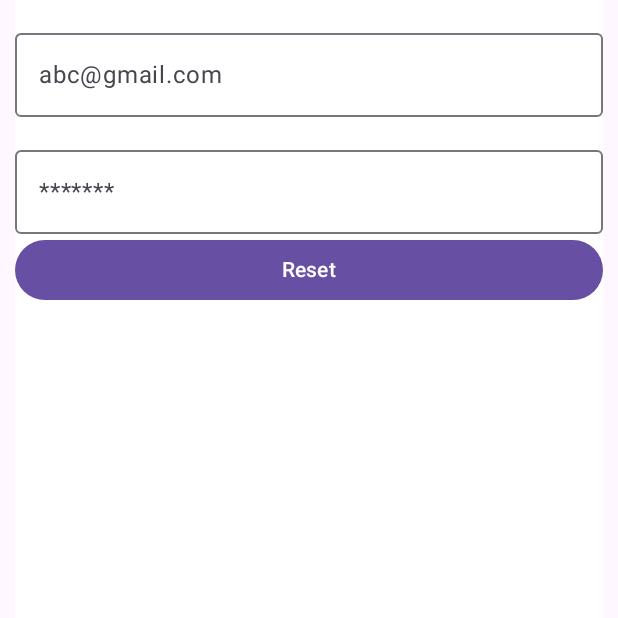
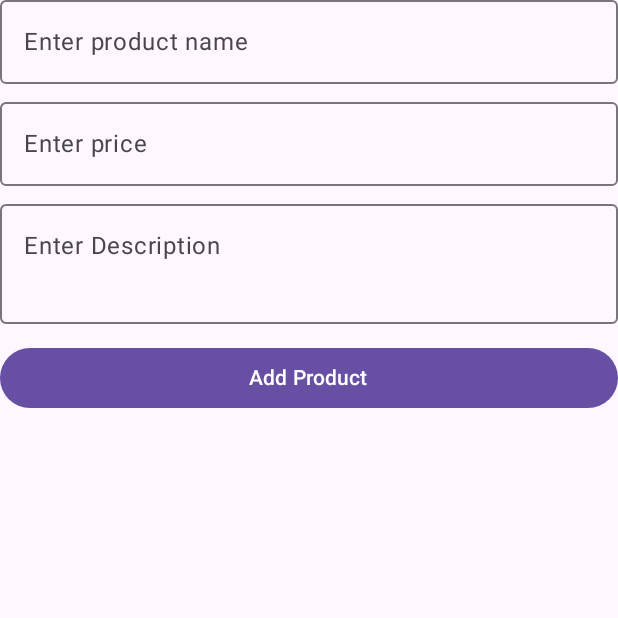
Before and after one commit to DRAXX69/kotlinindividual, an Android app built with Jetpack Compose: the screen it shows after launch (ForgetPasswordActivity before the commit, AddProductActivity after it), on a phone screen of 412 x 824 dp, the top half of it. Run offline under Robolectric (Android 15) with nearby library versions, the phone set to English and light mode, and no system bars.

Commit message:
Repo and viewModel

```diff
--- /dev/null
+++ b/app/src/main/java/com/example/hypercars/AddProductActivity.kt
@@ -0,0 +1,101 @@
+package com.example.hypercars
+
+import android.os.Bundle
+import androidx.activity.ComponentActivity
+import androidx.activity.compose.setContent
+import androidx.activity.enableEdgeToEdge
+import androidx.compose.foundation.layout.Spacer
+import androidx.compose.foundation.layout.fillMaxSize
+import androidx.compose.foundation.layout.fillMaxWidth
+import androidx.compose.foundation.layout.height
+import androidx.compose.foundation.layout.padding
+import androidx.compose.foundation.lazy.LazyColumn
+import androidx.compose.material3.Button
+import androidx.compose.material3.OutlinedTextField
+import androidx.compose.material3.Scaffold
+import androidx.compose.material3.Text
+import androidx.compose.runtime.Composable
+import androidx.compose.runtime.getValue
+import androidx.compose.runtime.setValue
+import androidx.compose.runtime.mutableStateOf
+import androidx.compose.runtime.remember
+import androidx.compose.ui.Modifier
+import androidx.compose.ui.tooling.preview.Preview
+import androidx.compose.ui.unit.dp
+
+class AddProductActivity : ComponentActivity() {
+    override fun onCreate(savedInstanceState: Bundle?) {
+        super.onCreate(savedInstanceState)
+        enableEdgeToEdge()
+        setContent {
+            AddProductBody()
+        }
+    }
+}
+
+@Composable
+fun AddProductBody() {
+    var pName by remember { mutableStateOf("") }
+    var pPrice by remember { mutableStateOf("") }
+    var pDesc by remember { mutableStateOf("") }
+
+    Scaffold { innerPadding ->
+        LazyColumn(
+            modifier = Modifier
+                .fillMaxSize()
+                .padding(innerPadding)
+        ) {
+            item {
+                OutlinedTextField(
+                    value = pName,
+                    onValueChange = {
+                        pName = it
+                    },
+                    placeholder = {
+                        Text("Enter product name")
+                    },
+                    modifier = Modifier.fillMaxWidth()
+                )
+                Spacer(modifier = Modifier.height(12.dp))
+                OutlinedTextField(
+                    value = pPrice,
+                    onValueChange = {
+                        pPrice = it
+                    },
+                    placeholder = {
+                        Text("Enter price")
+                    },
+                    modifier = Modifier.fillMaxWidth()
+                )
+
+                Spacer(modifier = Modifier.height(12.dp))
+                OutlinedTextField(
+                    value = pDesc,
+                    onValueChange = {
+                        pDesc = it
+                    },
+                    placeholder = {
+                        Text("Enter Description")
+                    },
+                    minLines = 3,
+                    modifier = Modifier.fillMaxWidth()
+                )
+
+                Spacer(modifier = Modifier.height(12.dp))
+                Button(
+                    onClick = {},
+                    modifier = Modifier.fillMaxWidth()
+                ) {
+                    Text("Add Product")
+                }
+            }
+        }
+
+    }
+}
+
+@Preview
+@Composable
+fun previewAddProductBody() {
+    AddProductBody()
+}
--- a/app/src/main/java/com/example/hypercars/RegistrationActivity.kt
+++ b/app/src/main/java/com/example/hypercars/RegistrationActivity.kt
@@ -72,7 +72,7 @@ class RegistrationActivity : ComponentActivity() {
 fun RegBody(innerPaddingValues: PaddingValues) {
 
     val repo = remember { UserRepositoryImpl() }
-    val UserViewModel = remember { UserViewModel(repo) }
+    val userViewModel = remember { UserViewModel(repo) }
 
     val context = LocalContext.current
     val activity = context as? Activity
@@ -194,7 +194,7 @@ fun RegBody(innerPaddingValues: PaddingValues) {
         Spacer(modifier = Modifier.height(20.dp))
 
         Button(onClick = {
-            UserViewModel.register(email,password){
+            userViewModel.register(email,password){
                 success,message,userId ->
                 if (success){
                     var userModel = UserModel(
@@ -203,7 +203,7 @@ fun RegBody(innerPaddingValues: PaddingValues) {
                         "Male",
                          selectedOptionText
                     )
-                    UserViewModel.addUserToDatabase (userId,userModel){
+                    userViewModel.addUserToDatabase (userId,userModel){
                         success, message ->
                         if (success){
                             Toast.makeText(context,message, Toast.LENGTH_LONG).show()
--- a/app/src/main/res/values/strings.xml
+++ b/app/src/main/res/values/strings.xml
@@ -6,4 +6,7 @@
     <string name="title_activity_login">LoginActivity</string>
     <string name="title_activity_registration">RegistrationActivity</string>
     <string name="title_activity_forget_password">ForgetPasswordActivity</string>
+    <string name="title_activity_dashboard">DashboardActivity</string>
+    <string name="title_activity_product_model">ProductModel</string>
+    <string name="title_activity_add_product">AddProductActivity</string>
 </resources>
```
Also changed, not shown: app/src/main/AndroidManifest.xml (+33 -0 lines), app/src/main/java/com/example/hypercars/DashboardActivity.kt (added, +58 -0 lines), app/src/main/java/com/example/hypercars/model/ProductModel.kt (added, +10 -0 lines), app/src/main/java/com/example/hypercars/repository/ProductRepository.kt (+38 -0 lines), app/src/main/java/com/example/hypercars/repository/ProductRepositoryImpl.kt (added, +99 -0 lines), app/src/main/java/com/example/hypercars/viewmodel/ProductViewModel.kt (added, +53 -0 lines).
